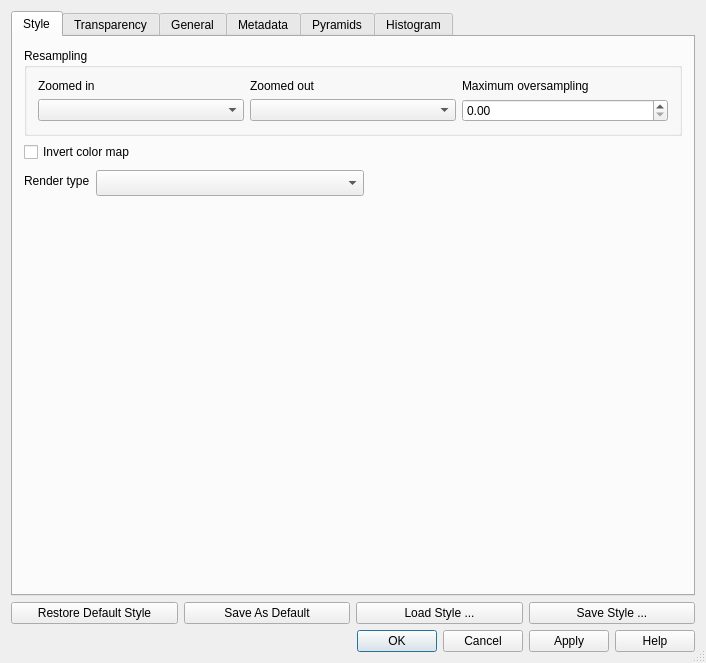
Qt form src/ui/qgsrasterlayerpropertiesbase.ui (qgis/QGIS) before a commit.
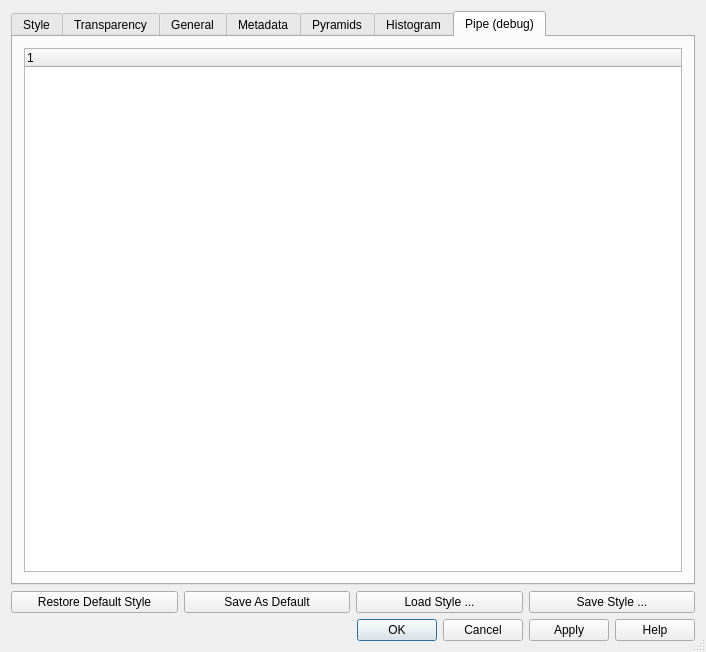
The same form after that commit. The open tabs and pages were chosen to show the change. Icons and pictures are not drawn. Custom widgets are drawn as their Qt base class.

Commit message: pipe in properties dialog

```diff
--- a/src/ui/qgsrasterlayerpropertiesbase.ui
+++ b/src/ui/qgsrasterlayerpropertiesbase.ui
@@ -7,7 +7,7 @@
     <x>0</x>
     <y>0</y>
     <width>706</width>
-    <height>663</height>
+    <height>652</height>
    </rect>
   </property>
   <property name="windowTitle">
@@ -952,6 +952,28 @@
        </item>
       </layout>
      </widget>
+     <widget class="QWidget" name="tabPagePipe">
+      <attribute name="title">
+       <string>Pipe (debug)</string>
+      </attribute>
+      <layout class="QVBoxLayout" name="verticalLayout">
+       <item>
+        <widget class="QTreeWidget" name="mPipeTreeWidget">
+         <attribute name="headerStretchLastSection">
+          <bool>true</bool>
+         </attribute>
+         <attribute name="headerStretchLastSection">
+          <bool>true</bool>
+         </attribute>
+         <column>
+          <property name="text">
+           <string notr="true">1</string>
+          </property>
+         </column>
+        </widget>
+       </item>
+      </layout>
+     </widget>
     </widget>
    </item>
    <item row="2" column="0" colspan="4">
```
Left out of the diff: 2 changed lines with no effect on the pictures. The commit also changes 14 other files.
